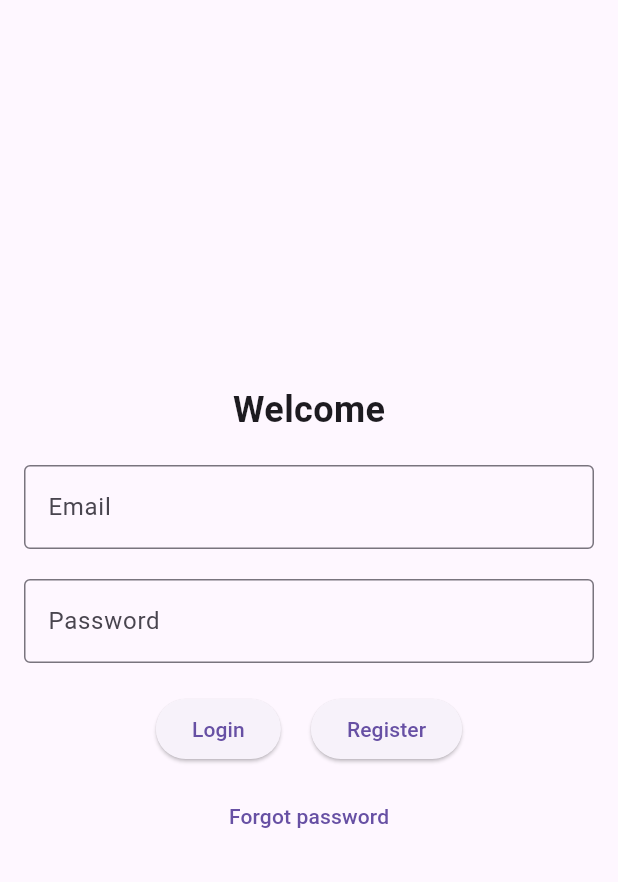
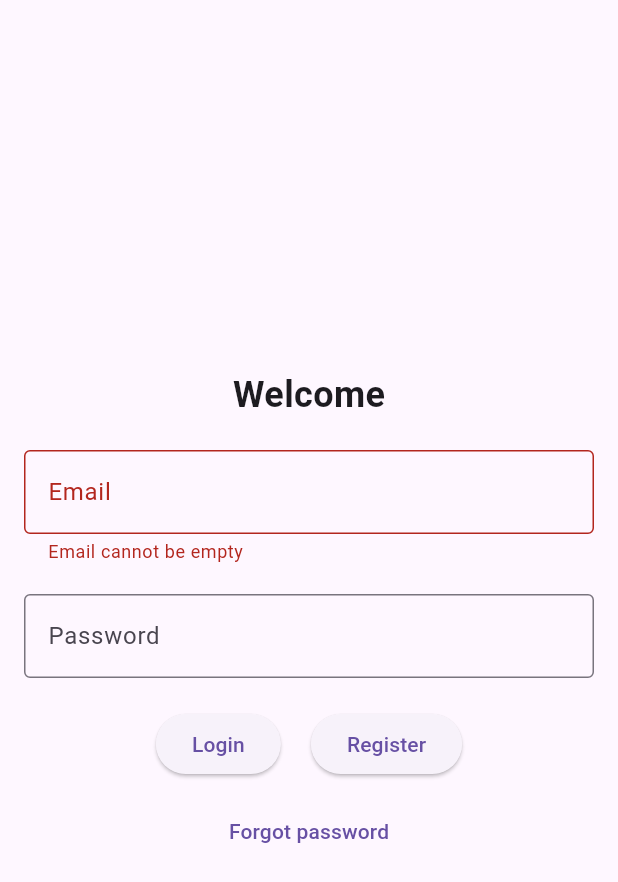
Before and after one commit to neshika/new_wild, a Flutter app: the screen it shows after launch, after a tap on "Login", on a phone screen of 412 x 824 dp. Shown: the top 882 px of the screen. Run offline on Flutter 3.47's test engine with Material 3 defaults, Android fonts, the light colour scheme and no system bars.

Commit message:
validation

```diff
--- a/lib/main.dart
+++ b/lib/main.dart
@@ -1,5 +1,5 @@
 import 'package:flutter/material.dart';
-import 'package:new_wild/ui/home_screen.dart';
+//import 'package:new_wild/ui/home_screen.dart';
 import 'package:new_wild/ui/screens/authorization/login_screen.dart';
 
 void main() {
--- /dev/null
+++ b/lib/services/helpers.dart
@@ -0,0 +1,12 @@
+String? validateEmail(String? email) {
+  if (email == null || email.isEmpty) {
+    return 'Email cannot be empty';
+  }
+  int atIndex = email.indexOf('@');
+  if (atIndex == -1 || atIndex == 0 || atIndex == email.length - 1) {
+    // нет собачки в строке, или в начале строки, или в конце
+    return 'Please enter a valid adress email';
+  }
+
+  return null;
+}
--- a/lib/ui/screens/authorization/login_screen.dart
+++ b/lib/ui/screens/authorization/login_screen.dart
@@ -1,4 +1,5 @@
 import 'package:flutter/material.dart';
+import 'package:new_wild/services/helpers.dart';
 
 class LoginScreen extends StatefulWidget {
   const LoginScreen({super.key});
@@ -11,6 +12,9 @@ class _LoginScreenState extends State<LoginScreen> {
   //создаем контролер для Почты и пароля (проверять на валидность)
   late final TextEditingController _emailController;
   late final TextEditingController _passwordController;
+  // создаем ключ, чтобы обращаться к нашей форме
+  final _formKey = GlobalKey<FormState>();
+
   @override
   void initState() {
     super.initState();
@@ -25,6 +29,7 @@ class _LoginScreenState extends State<LoginScreen> {
         child: Padding(
           padding: const EdgeInsets.all(16.0),
           child: Form(
+            key: _formKey,
             child: Column(
               mainAxisSize:
                   MainAxisSize.min, //все элементы растянуты по минимуму
@@ -41,6 +46,7 @@ class _LoginScreenState extends State<LoginScreen> {
                     hintText: 'Enter your Email',
                     border: OutlineInputBorder(),
                   ),
+                  validator: validateEmail,
                 ),
                 const SizedBox(
                   height: 20.0,
@@ -61,14 +67,20 @@ class _LoginScreenState extends State<LoginScreen> {
                   mainAxisSize: MainAxisSize.min,
                   children: [
                     ElevatedButton(
-                      onPressed: () {},
+                      onPressed: () {
+                        //Логика валидации ташего текста
+                        _formKey.currentState!.validate();
+                      },
                       child: const Text('Login'),
                     ),
                     const SizedBox(
                       width: 20.0,
                     ),
                     ElevatedButton(
-                      onPressed: () {},
+                      onPressed: () {
+                        //Логика валидации ташего текста
+                        _formKey.currentState!.validate();
+                      },
                       child: const Text('Register'),
                     )
                   ],
@@ -76,7 +88,8 @@ class _LoginScreenState extends State<LoginScreen> {
                 const SizedBox(
                   height: 10.0,
                 ),
-                TextButton(onPressed: () {}, child: Text('Forgot password'))
+                TextButton(
+                    onPressed: () {}, child: const Text('Forgot password'))
               ],
             ),
           ),
```
